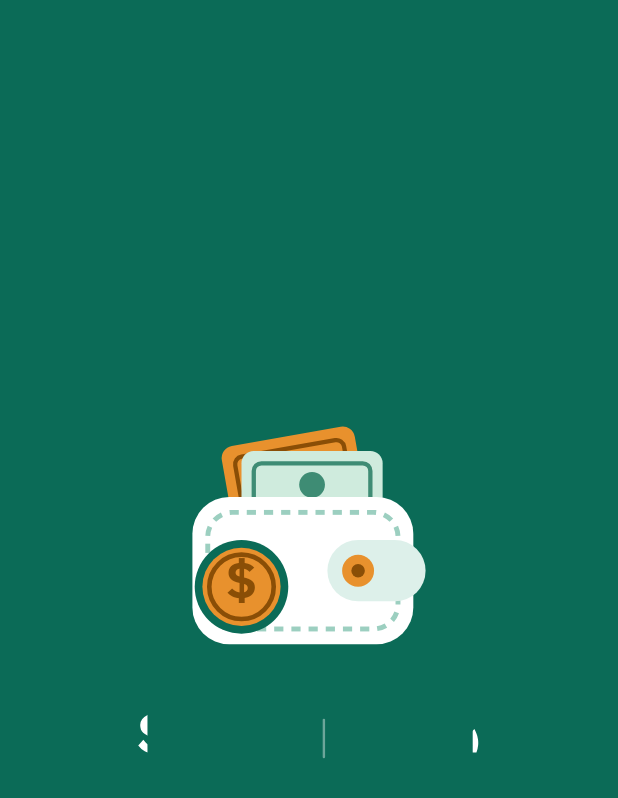
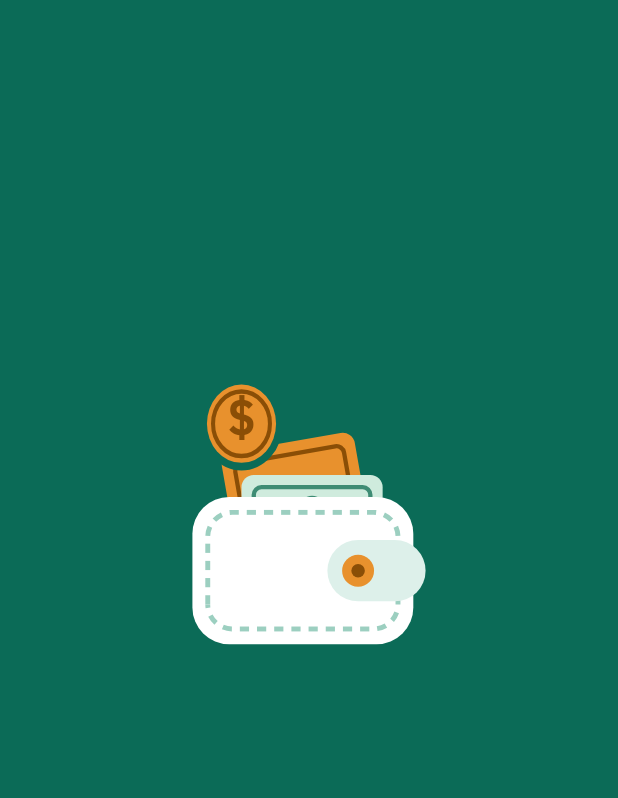
Before and after one commit to Assem-Mahmoud/household-ledger, a Flutter app: the first screen one second after launch, on a phone screen of 412 x 824 dp. Shown: the top 798 px of the screen. Run offline on Flutter 3.47's test engine with Material 3 defaults, Android fonts, the phone set to English and light mode, and no system bars; our stand-ins replace sqflite; accounts and stored records are empty.

```diff
--- a/lib/brand.dart
+++ b/lib/brand.dart
@@ -300,7 +300,7 @@ class BrandTile extends StatelessWidget {
 // ---------------------------------------------------------------- opening animation
 
 /// Plays once at launch on the brand green: wallet rises, notes slide out, the $ coin drops in,
-/// the title writes in and its gold dots drop, then the slogan. Calls [onDone] at the end.
+/// the title writes in and its gold dots drop, then the slogan (2.8 s), holds 1.3 s, then calls [onDone].
 class ShahriIntro extends StatefulWidget {
   final VoidCallback onDone;
   const ShahriIntro({super.key, required this.onDone});
@@ -309,12 +309,12 @@ class ShahriIntro extends StatefulWidget {
 }
 
 class _ShahriIntroState extends State<ShahriIntro> with SingleTickerProviderStateMixin {
-  late final AnimationController c = AnimationController(vsync: this, duration: const Duration(milliseconds: 1700));
+  late final AnimationController c = AnimationController(vsync: this, duration: const Duration(milliseconds: 2800));
 
   @override
   void initState() {
     super.initState();
-    c.forward().whenComplete(() => Future.delayed(const Duration(milliseconds: 220), () {
+    c.forward().whenComplete(() => Future.delayed(const Duration(milliseconds: 1300), () {
           if (mounted) widget.onDone();
         }));
   }
--- a/lib/main.dart
+++ b/lib/main.dart
@@ -66,7 +66,7 @@ class _RootState extends State<_Root> {
   Widget build(BuildContext context) {
     if (MediaQuery.of(context).disableAnimations) introShown = true;
     return AnimatedSwitcher(
-      duration: const Duration(milliseconds: 380),
+      duration: const Duration(milliseconds: 550),
       switchInCurve: Curves.easeOut,
       child: introShown
           ? const Shell()
```
